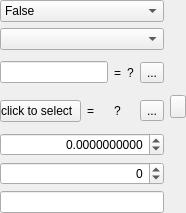
This is atef/ui/multi_mode_value_edit.ui in pcdshub/atef as Qt 5 draws it before an edit. The edited form follows.
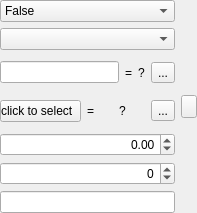
This is the edited form. Custom widgets are drawn as their Qt base class.

Commit message: DOC: pre-release notes, clean up ui file

```diff
--- a/atef/ui/multi_mode_value_edit.ui
+++ b/atef/ui/multi_mode_value_edit.ui
@@ -6,7 +6,7 @@
    <rect>
     <x>0</x>
     <y>0</y>
-    <width>186</width>
+    <width>197</width>
     <height>213</height>
    </rect>
   </property>
@@ -150,9 +150,6 @@
        <property name="alignment">
         <set>Qt::AlignRight|Qt::AlignTrailing|Qt::AlignVCenter</set>
        </property>
-       <property name="decimals">
-        <number>10</number>
-       </property>
        <property name="minimum">
         <double>-2147483647.000000000000000</double>
        </property>
```
The commit also changes 1 other file.
